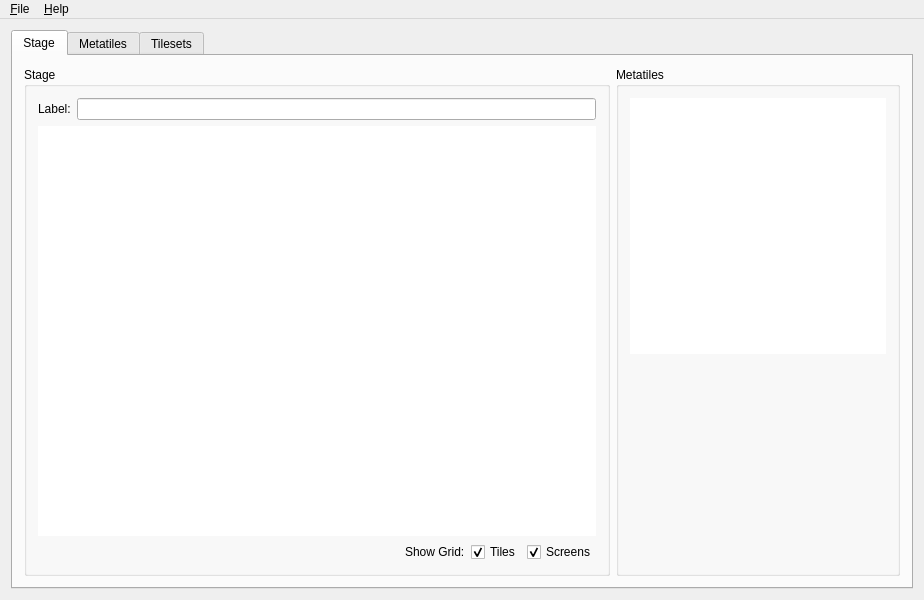
Before: the Qt Designer form nesstagetool.ui in BattyBovine/NES-Stage-Tool, drawn with Qt 5.
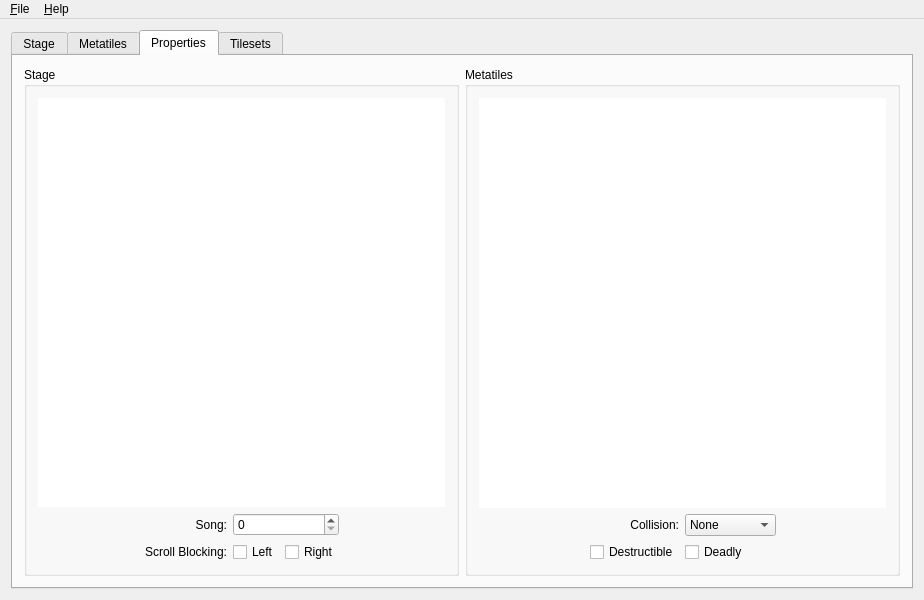
After: the same form once the commit is applied. The open tabs and pages were chosen to show the change. Custom widgets are drawn as their Qt base class.

Commit message: Metatile properties editor is complete for now.

Diff of the .ui file:
```diff
--- a/nesstagetool.ui
+++ b/nesstagetool.ui
@@ -621,6 +621,262 @@
         </item>
        </layout>
       </widget>
+      <widget class="QWidget" name="tab">
+       <attribute name="title">
+        <string>Properties</string>
+       </attribute>
+       <layout class="QHBoxLayout" name="horizontalLayout_14">
+        <item>
+         <widget class="QGroupBox" name="groupBox_9">
+          <property name="title">
+           <string>Stage</string>
+          </property>
+          <layout class="QVBoxLayout" name="verticalLayout_8">
+           <item>
+            <widget class="QGraphicsView" name="gvScreenSelector">
+             <property name="acceptDrops">
+              <bool>false</bool>
+             </property>
+             <property name="frameShape">
+              <enum>QFrame::NoFrame</enum>
+             </property>
+             <property name="verticalScrollBarPolicy">
+              <enum>Qt::ScrollBarAlwaysOff</enum>
+             </property>
+             <property name="horizontalScrollBarPolicy">
+              <enum>Qt::ScrollBarAlwaysOff</enum>
+             </property>
+             <property name="interactive">
+              <bool>false</bool>
+             </property>
+            </widget>
+           </item>
+           <item>
+            <layout class="QHBoxLayout" name="horizontalLayout_17">
+             <item>
+              <spacer name="horizontalSpacer_6">
+               <property name="orientation">
+                <enum>Qt::Horizontal</enum>
+               </property>
+               <property name="sizeHint" stdset="0">
+                <size>
+                 <width>40</width>
+                 <height>20</height>
+                </size>
+               </property>
+              </spacer>
+             </item>
+             <item>
+              <layout class="QGridLayout" name="gridLayout_3">
+               <item row="1" column="0">
+                <widget class="QLabel" name="label_9">
+                 <property name="sizePolicy">
+                  <sizepolicy hsizetype="Fixed" vsizetype="Preferred">
+                   <horstretch>0</horstretch>
+                   <verstretch>0</verstretch>
+                  </sizepolicy>
+                 </property>
+                 <property name="text">
+                  <string>Scroll Blocking:</string>
+                 </property>
+                 <property name="alignment">
+                  <set>Qt::AlignRight|Qt::AlignTrailing|Qt::AlignVCenter</set>
+                 </property>
+                </widget>
+               </item>
+               <item row="1" column="1">
+                <widget class="QCheckBox" name="chkScrollBlockLeft">
+                 <property name="sizePolicy">
+                  <sizepolicy hsizetype="Fixed" vsizetype="Fixed">
+                   <horstretch>0</horstretch>
+                   <verstretch>0</verstretch>
+                  </sizepolicy>
+                 </property>
+                 <property name="text">
+                  <string>Left</string>
+                 </property>
+                </widget>
+               </item>
+               <item row="0" column="0">
+                <widget class="QLabel" name="label_10">
+                 <property name="text">
+                  <string>Song:</string>
+                 </property>
+                 <property name="alignment">
+                  <set>Qt::AlignRight|Qt::AlignTrailing|Qt::AlignVCenter</set>
+                 </property>
+                </widget>
+               </item>
+               <item row="1" column="2">
+                <widget class="QCheckBox" name="chkScrollBlockRight">
+                 <property name="sizePolicy">
+                  <sizepolicy hsizetype="Fixed" vsizetype="Fixed">
+                   <horstretch>0</horstretch>
+                   <verstretch>0</verstretch>
+                  </sizepolicy>
+                 </property>
+                 <property name="text">
+                  <string>Right</string>
+                 </property>
+                </widget>
+               </item>
+               <item row="0" column="1" colspan="2">
+                <widget class="QSpinBox" name="spinSong">
+                 <property name="maximum">
+                  <number>256</number>
+                 </property>
+                </widget>
+               </item>
+              </layout>
+             </item>
+             <item>
+              <spacer name="horizontalSpacer_4">
+               <property name="orientation">
+                <enum>Qt::Horizontal</enum>
+               </property>
+               <property name="sizeHint" stdset="0">
+                <size>
+                 <width>40</width>
+                 <height>20</height>
+                </size>
+               </property>
+              </spacer>
+             </item>
+            </layout>
+           </item>
+          </layout>
+         </widget>
+        </item>
+        <item>
+         <widget class="QGroupBox" name="groupBox_8">
+          <property name="title">
+           <string>Metatiles</string>
+          </property>
+          <layout class="QVBoxLayout" name="verticalLayout_9">
+           <item>
+            <widget class="MetatileManager" name="gvMetatileSelectorProperties">
+             <property name="minimumSize">
+              <size>
+               <width>256</width>
+               <height>256</height>
+              </size>
+             </property>
+             <property name="acceptDrops">
+              <bool>false</bool>
+             </property>
+             <property name="frameShape">
+              <enum>QFrame::NoFrame</enum>
+             </property>
+             <property name="verticalScrollBarPolicy">
+              <enum>Qt::ScrollBarAlwaysOff</enum>
+             </property>
+             <property name="horizontalScrollBarPolicy">
+              <enum>Qt::ScrollBarAlwaysOff</enum>
+             </property>
+             <property name="interactive">
+              <bool>false</bool>
+             </property>
+            </widget>
+           </item>
+           <item>
+            <layout class="QHBoxLayout" name="horizontalLayout_15">
+             <item>
+              <spacer name="horizontalSpacer_7">
+               <property name="orientation">
+                <enum>Qt::Horizontal</enum>
+               </property>
+               <property name="sizeHint" stdset="0">
+                <size>
+                 <width>40</width>
+                 <height>20</height>
+                </size>
+               </property>
+              </spacer>
+             </item>
+             <item>
+              <layout class="QGridLayout" name="gridLayout_4">
+               <item row="0" column="1">
+                <widget class="QComboBox" name="comboCollision">
+                 <item>
+                  <property name="text">
+                   <string>None</string>
+                  </property>
+                 </item>
+                 <item>
+                  <property name="text">
+                   <string>Solid</string>
+                  </property>
+                 </item>
+                 <item>
+                  <property name="text">
+                   <string>Top Solid</string>
+                  </property>
+                 </item>
+                 <item>
+                  <property name="text">
+                   <string>(Reserved)</string>
+                  </property>
+                 </item>
+                </widget>
+               </item>
+               <item row="0" column="0">
+                <widget class="QLabel" name="label_3">
+                 <property name="text">
+                  <string>Collision:</string>
+                 </property>
+                 <property name="alignment">
+                  <set>Qt::AlignRight|Qt::AlignTrailing|Qt::AlignVCenter</set>
+                 </property>
+                </widget>
+               </item>
+               <item row="1" column="0">
+                <widget class="QCheckBox" name="chkDestructible">
+                 <property name="sizePolicy">
+                  <sizepolicy hsizetype="Fixed" vsizetype="Fixed">
+                   <horstretch>0</horstretch>
+                   <verstretch>0</verstretch>
+                  </sizepolicy>
+                 </property>
+                 <property name="text">
+                  <string>Destructible</string>
+                 </property>
+                </widget>
+               </item>
+               <item row="1" column="1">
+                <widget class="QCheckBox" name="chkDeadly">
+                 <property name="sizePolicy">
+                  <sizepolicy hsizetype="Fixed" vsizetype="Fixed">
+                   <horstretch>0</horstretch>
+                   <verstretch>0</verstretch>
+                  </sizepolicy>
+                 </property>
+                 <property name="text">
+                  <string>Deadly</string>
+                 </property>
+                </widget>
+               </item>
+              </layout>
+             </item>
+             <item>
+              <spacer name="horizontalSpacer_5">
+               <property name="orientation">
+                <enum>Qt::Horizontal</enum>
+               </property>
+               <property name="sizeHint" stdset="0">
+                <size>
+                 <width>40</width>
+                 <height>20</height>
+                </size>
+               </property>
+              </spacer>
+             </item>
+            </layout>
+           </item>
+          </layout>
+         </widget>
+        </item>
+       </layout>
+      </widget>
       <widget class="QWidget" name="tabTilesets">
        <attribute name="title">
         <string>Tilesets</string>
```
Left out of the diff: 321 changed lines with no effect on the pictures. The commit also changes 9 other files.
